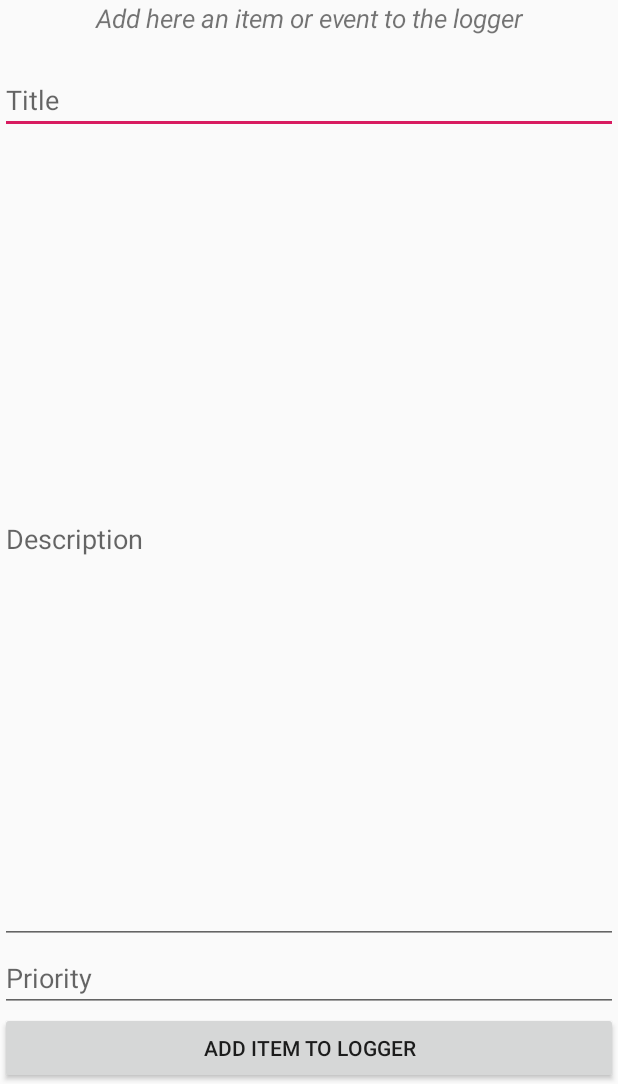
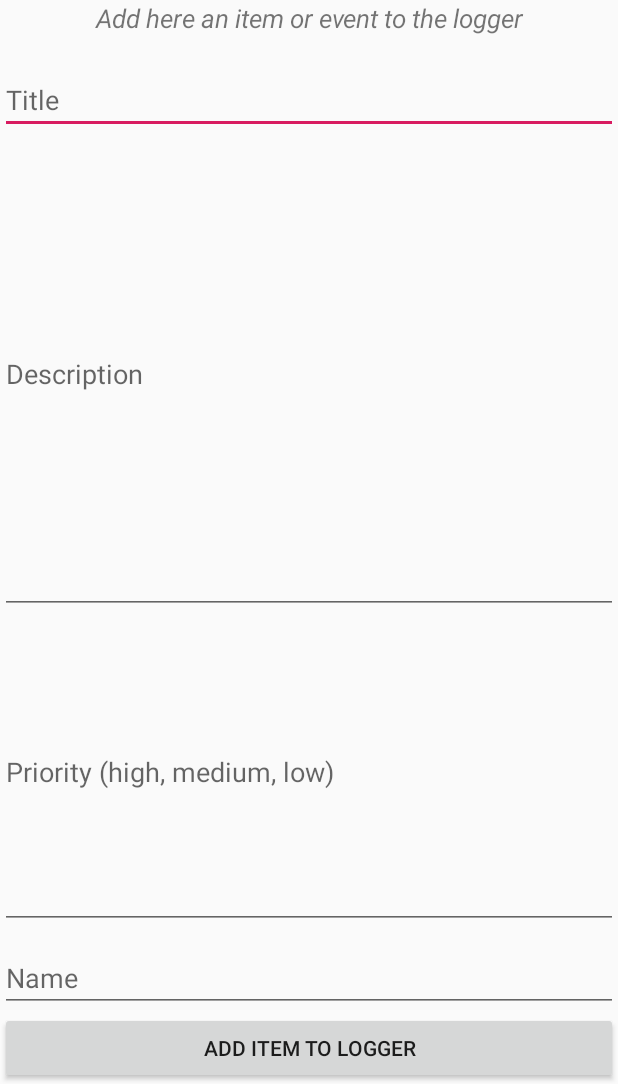
Before and after one commit to duncanvrosch/project, an Android app: the LogNewItemWNActivity screen opened directly, with no data from a screen before it, on a phone screen of 412 x 824 dp, the part 152-1236 px from its top. Run offline under Robolectric (Android 15) with nearby library versions, the phone set to English and light mode, and no system bars.

Commit message:
added name to logger

```diff
--- a/app/src/main/java/com/example/duncan/worktodo/LogNewItemWNActivity.java
+++ b/app/src/main/java/com/example/duncan/worktodo/LogNewItemWNActivity.java
@@ -22,6 +22,8 @@ public class LogNewItemWNActivity extends AppCompatActivity {
 
         EditText titleEdit = findViewById(R.id.etTitle);
         String title = titleEdit.getText().toString();
+        EditText nameEdit = findViewById(R.id.etName);
+        String name = nameEdit.getText().toString();
         EditText descriptionEdit = findViewById(R.id.etDescription);
         String description = descriptionEdit.getText().toString();
         EditText priorityEdit = findViewById(R.id.etPriority);
@@ -30,7 +32,7 @@ public class LogNewItemWNActivity extends AppCompatActivity {
         String timestamp = new SimpleDateFormat("yyyyMMdd_HHmmss").format(Calendar.getInstance().getTime());
 
         LoggerPost post = new LoggerPost(LogNewItemWNActivity.this);
-        post.postLogger(LogNewItemWNActivity.this, title, description, priority, timestamp);
+        post.postLogger(LogNewItemWNActivity.this, title, name, description, priority, timestamp);
 
         Intent intent = new Intent(LogNewItemWNActivity.this, LogWNActivity.class);
         startActivity(intent);
--- a/app/src/main/java/com/example/duncan/worktodo/LoggerHelper.java
+++ b/app/src/main/java/com/example/duncan/worktodo/LoggerHelper.java
@@ -38,7 +38,8 @@ public class LoggerHelper implements Response.Listener<JSONArray>, Response.Erro
                 String description = object.getString("description");
                 String priority = object.getString("priority");
                 String timestamp = object.getString("timestamp");
-                Score score = new Score(title, description, priority, timestamp);
+                String name = object.getString("name");
+                Score score = new Score(title, name, description, priority, timestamp);
                 highscoresList.add(score);
             }
             activity.gotScore(highscoresList);
--- a/app/src/main/java/com/example/duncan/worktodo/LoggerPost.java
+++ b/app/src/main/java/com/example/duncan/worktodo/LoggerPost.java
@@ -14,6 +14,7 @@ import java.util.Map;
 
 public class LoggerPost implements Response.Listener<String>, Response.ErrorListener{
     String title;
+    String name;
     String description;
     String priority;
     String timestamp;
@@ -29,6 +30,7 @@ public class LoggerPost implements Response.Listener<String>, Response.ErrorList
         protected Map<String, String> getParams() {
             Map<String, String> params = new HashMap<>();
             params.put("title", title);
+            params.put("name", name);
             params.put("description", description);
             params.put("priority", priority);
             params.put("timestamp", timestamp);
@@ -45,9 +47,10 @@ public class LoggerPost implements Response.Listener<String>, Response.ErrorList
         this.context = context;
     }
 
-    public void postLogger(Context aContext, String logger_title, String logger_description, String logger_priority, String logger_timestamp){
+    public void postLogger(Context aContext, String logger_title, String logger_name, String logger_description, String logger_priority, String logger_timestamp){
         this.context = aContext;
         title = logger_title;
+        name = logger_name;
         description = logger_description;
         priority = logger_priority;
         timestamp = logger_timestamp;
--- a/app/src/main/res/layout/activity_log_new_item_wn.xml
+++ b/app/src/main/res/layout/activity_log_new_item_wn.xml
@@ -48,17 +48,29 @@
         android:layout_weight="1"
         android:ems="10"
         android:hint="Description"
-        android:inputType="textPassword"
+        android:inputType="textPersonName"
         android:paddingTop="10dp" />
 
     <EditText
         android:id="@+id/etPriority"
         android:layout_width="match_parent"
         android:layout_height="wrap_content"
+        android:layout_marginBottom="10dp"
+        android:layout_weight="1"
+        android:ems="10"
+        android:hint="Priority (high, medium, low)"
+        android:inputType="textPersonName"
+        android:paddingTop="10dp"
+        android:paddingBottom="10dp" />
+
+    <EditText
+        android:id="@+id/etName"
+        android:layout_width="match_parent"
+        android:layout_height="wrap_content"
         android:layout_weight="0"
         android:ems="10"
-        android:hint="Priority"
-        android:inputType="textPassword"
+        android:hint="Name"
+        android:inputType="textPersonName"
         android:paddingTop="10dp" />
 
     <Button
```
Also changed, not shown: app/src/main/java/com/example/duncan/worktodo/Score.java (+8 -5 lines).
